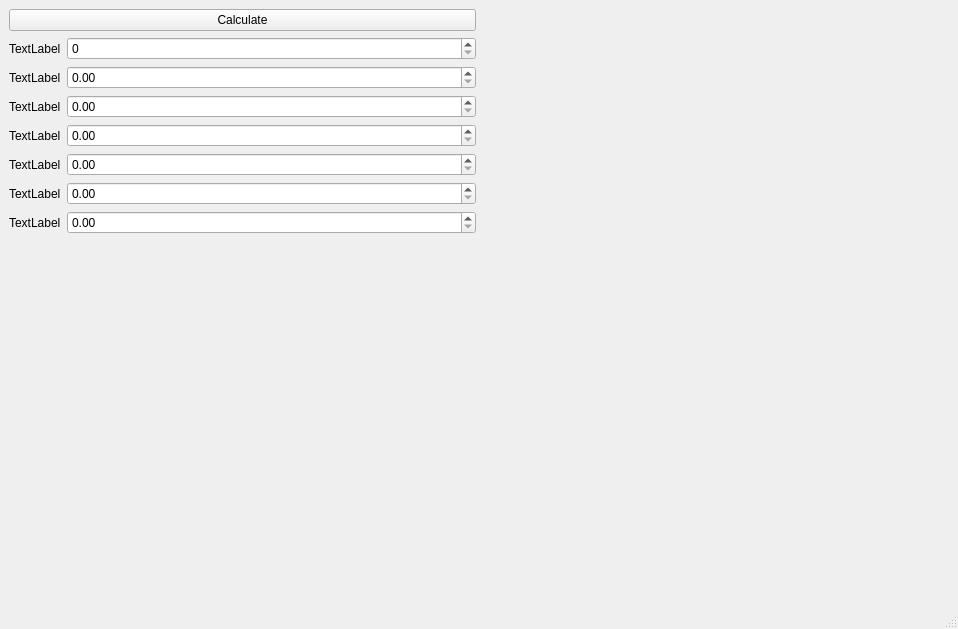
Above: mainwindow.ui from Kolyamba-mamba/net_lab2 before the change. Below: the same form after it.
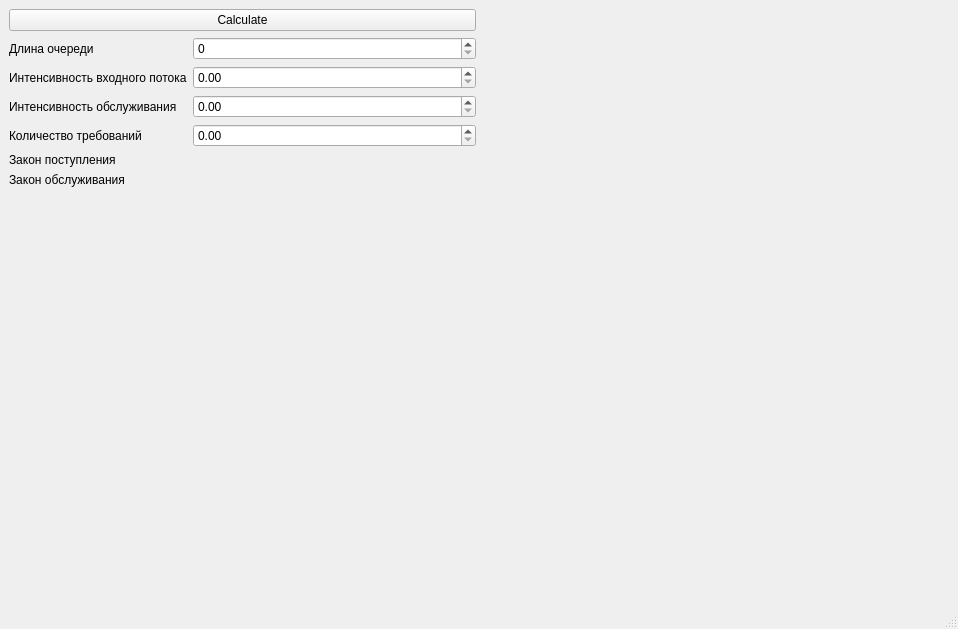
That is the form after the change.

Commit message: правки интерфейса

The edit to the form file:
```diff
--- a/mainwindow.ui
+++ b/mainwindow.ui
@@ -31,7 +31,7 @@
           <item row="0" column="0">
            <widget class="QLabel" name="label">
             <property name="text">
-             <string>TextLabel</string>
+             <string>Длина очереди</string>
             </property>
            </widget>
           </item>
@@ -41,7 +41,7 @@
           <item row="1" column="0">
            <widget class="QLabel" name="label_2">
             <property name="text">
-             <string>TextLabel</string>
+             <string>Интенсивность входного потока</string>
             </property>
            </widget>
           </item>
@@ -51,7 +51,7 @@
           <item row="2" column="0">
            <widget class="QLabel" name="label_3">
             <property name="text">
-             <string>TextLabel</string>
+             <string>Интенсивность обслуживания</string>
             </property>
            </widget>
           </item>
@@ -61,7 +61,7 @@
           <item row="3" column="0">
            <widget class="QLabel" name="label_4">
             <property name="text">
-             <string>TextLabel</string>
+             <string>Количество требований</string>
             </property>
            </widget>
           </item>
@@ -71,33 +71,17 @@
           <item row="4" column="0">
            <widget class="QLabel" name="label_5">
             <property name="text">
-             <string>TextLabel</string>
+             <string>Закон поступления</string>
             </property>
            </widget>
           </item>
-          <item row="4" column="1">
-           <widget class="QDoubleSpinBox" name="doubleSpinBox_4"/>
-          </item>
           <item row="5" column="0">
            <widget class="QLabel" name="label_6">
             <property name="text">
-             <string>TextLabel</string>
+             <string>Закон обслуживания</string>
             </property>
            </widget>
           </item>
-          <item row="5" column="1">
-           <widget class="QDoubleSpinBox" name="doubleSpinBox_5"/>
-          </item>
-          <item row="6" column="0">
-           <widget class="QLabel" name="label_7">
-            <property name="text">
-             <string>TextLabel</string>
-            </property>
-           </widget>
-          </item>
-          <item row="6" column="1">
-           <widget class="QDoubleSpinBox" name="doubleSpinBox_6"/>
-          </item>
          </layout>
         </item>
        </layout>
```
Left out of the diff: 10 changed lines with no effect on the pictures. The commit also changes 3 other files.
